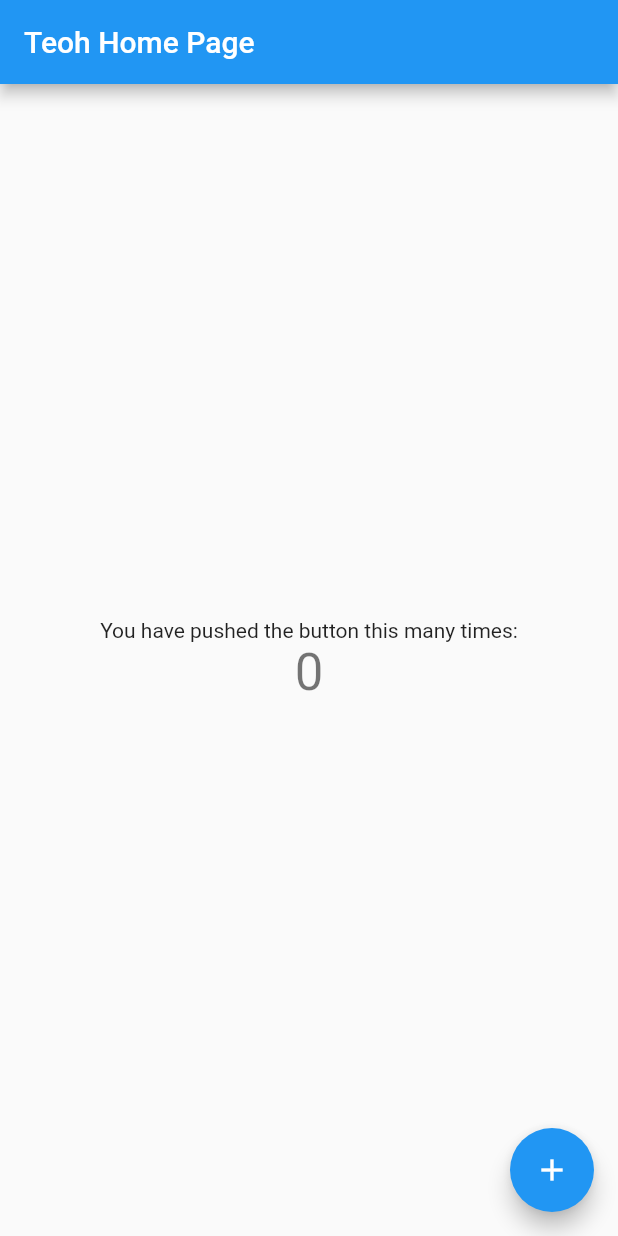
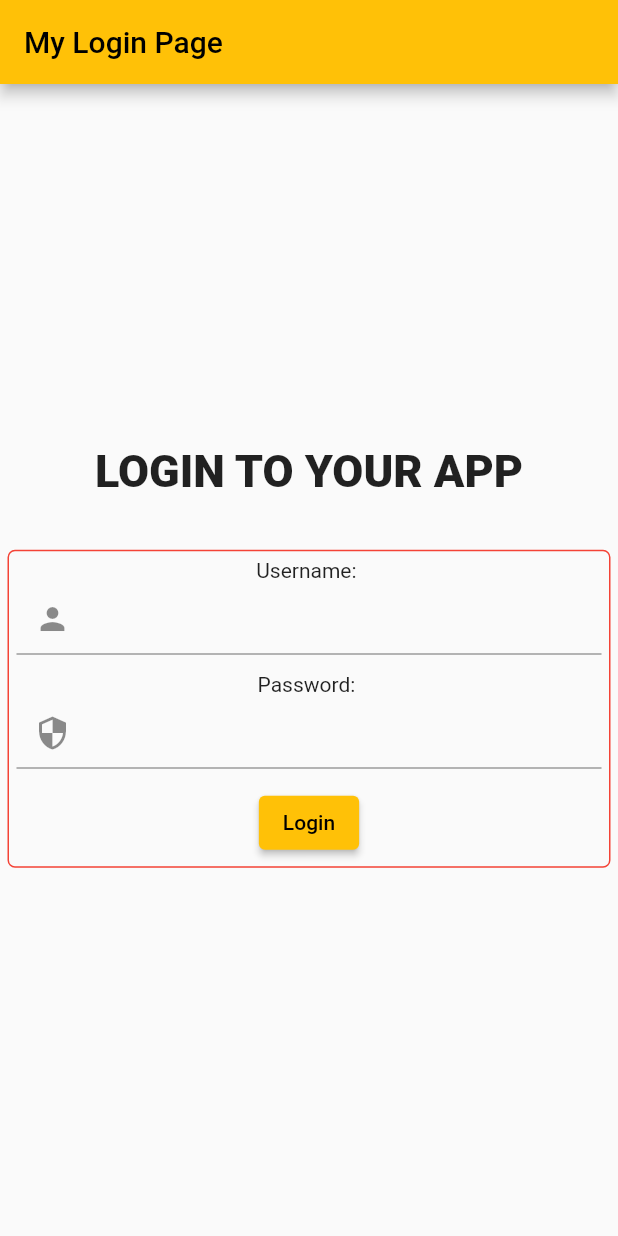
Before and after one commit to seechee6/LoginPage-Flutter, a Flutter app: the screen it shows after launch, on a phone screen of 412 x 824 dp. Run offline on Flutter 3.47's test engine with Material 2 defaults, Android fonts, the phone set to English and light mode, and no system bars; our stand-ins replace firebase_core; accounts and stored records are empty.

Commit message:
login to home

```diff
--- /dev/null
+++ b/lib/assignment.txt
@@ -0,0 +1,4 @@
+1. follow the code from this tutorial
+2. redecorate the login page by your own [you may take reference from any website]
+3. push to your github
+4. contact me after u have done [016-2049549] (by whatsapp/discord)
--- /dev/null
+++ b/lib/home.dart
@@ -0,0 +1,20 @@
+import 'package:flutter/material.dart';
+
+class Home extends StatelessWidget {
+  const Home({Key? key}) : super(key: key);
+
+  @override
+  Widget build(BuildContext context) {
+    return Scaffold(
+        appBar: AppBar(
+          title: const Text("My Home Page"),
+        ),
+        body: Container(
+          decoration: const BoxDecoration(color: Colors.amber),
+          child: const Center(
+            child: Text("Welcom to home page",
+                style: TextStyle(fontWeight: FontWeight.w900, fontSize: 30)),
+          ),
+        ));
+  }
+}
--- a/lib/main.dart
+++ b/lib/main.dart
@@ -1,5 +1,6 @@
 import 'package:flutter/material.dart';
 import 'package:firebase_core/firebase_core.dart';
+import 'package:flutter_application_first/home.dart';
 
 Future<void> main() async {
   WidgetsFlutterBinding.ensureInitialized();
@@ -8,111 +9,78 @@ Future<void> main() async {
 }
 
 class MyApp extends StatelessWidget {
-  const MyApp({super.key});
+  const MyApp({Key? key}) : super(key: key);
 
   // This widget is the root of your application.
   @override
   Widget build(BuildContext context) {
     return MaterialApp(
       title: 'Flutter Demo',
+      debugShowCheckedModeBanner: true,
       theme: ThemeData(
-        // This is the theme of your application.
-        //
-        // Try running your application with "flutter run". You'll see the
-        // application has a blue toolbar. Then, without quitting the app, try
-        // changing the primarySwatch below to Colors.green and then invoke
-        // "hot reload" (press "r" in the console where you ran "flutter run",
-        // or simply save your changes to "hot reload" in a Flutter IDE).
-        // Notice that the counter didn't reset back to zero; the application
-        // is not restarted.
-        primarySwatch: Colors.blue,
-      ),
-      home: const MyHomePage(title: 'Teoh Home Page'),
+        primarySwatch: Colors.amber),
+      home: const MyLoginPage(title: 'My Login Page',)
     );
   }
 }
 
-class MyHomePage extends StatefulWidget {
-  const MyHomePage({super.key, required this.title});
-
-  // This widget is the home page of your application. It is stateful, meaning
-  // that it has a State object (defined below) that contains fields that affect
-  // how it looks.
-
-  // This class is the configuration for the state. It holds the values (in this
-  // case the title) provided by the parent (in this case the App widget) and
-  // used by the build method of the State. Fields in a Widget subclass are
-  // always marked "final".
-
+class MyLoginPage extends StatefulWidget {
+  const MyLoginPage({Key? key, required this.title}) : super(key: key);
   final String title;
 
   @override
-  State<MyHomePage> createState() => _MyHomePageState();
+  State<MyLoginPage> createState() => _MyLoginPageState();
 }
 
-class _MyHomePageState extends State<MyHomePage> {
-  int _counter = 0;
-
-  void _incrementCounter() {
-    setState(() {
-      // This call to setState tells the Flutter framework that something has
-      // changed in this State, which causes it to rerun the build method below
-      // so that the display can reflect the updated values. If we changed
-      // _counter without calling setState(), then the build method would not be
-      // called again, and so nothing would appear to happen.
-      _counter++;
-    });
-  }
-
+class _MyLoginPageState extends State<MyLoginPage> {
   @override
   Widget build(BuildContext context) {
-    // This method is rerun every time setState is called, for instance as done
-    // by the _incrementCounter method above.
-    //
-    // The Flutter framework has been optimized to make rerunning build methods
-    // fast, so that you can just rebuild anything that needs updating rather
-    // than having to individually change instances of widgets.
     return Scaffold(
       appBar: AppBar(
-        // Here we take the value from the MyHomePage object that was created by
-        // the App.build method, and use it to set our appbar title.
         title: Text(widget.title),
       ),
-      body: Center(
-        // Center is a layout widget. It takes a single child and positions it
-        // in the middle of the parent.
-        child: Column(
-          // Column is also a layout widget. It takes a list of children and
-          // arranges them vertically. By default, it sizes itself to fit its
-          // children horizontally, and tries to be as tall as its parent.
-          //
-          // Invoke "debug painting" (press "p" in the console, choose the
-          // "Toggle Debug Paint" action from the Flutter Inspector in Android
-          // Studio, or the "Toggle Debug Paint" command in Visual Studio Code)
-          // to see the wireframe for each widget.
-          //
-          // Column has various properties to control how it sizes itself and
-          // how it positions its children. Here we use mainAxisAlignment to
-          // center the children vertically; the main axis here is the vertical
-          // axis because Columns are vertical (the cross axis would be
-          // horizontal).
-          mainAxisAlignment: MainAxisAlignment.center,
-          children: <Widget>[
-            const Text(
-              'You have pushed the button this many times:',
-            ),
-            Text(
-              '$_counter',
-              style: Theme.of(context).textTheme.headline4,
-            ),
-          ],
-        ),
+      body: Column(
+        mainAxisAlignment: MainAxisAlignment.center,
+        children: [
+          const Text('LOGIN TO YOUR APP',
+              style: TextStyle(fontWeight: FontWeight.w900, fontSize: 30)),
+          const SizedBox(height: 30),
+          Container(
+            margin: const EdgeInsets.all(5.0),//outer
+            padding: const EdgeInsets.all(5.0),//inner
+            decoration: BoxDecoration(
+                border: Border.all(color: Colors.red),
+                borderRadius: BorderRadius.circular(5.0)),
+            child:
+                Column(
+                  mainAxisAlignment: MainAxisAlignment.center,
+                  children: [
+
+              const Text('Username: '),
+              const TextField(
+                  decoration: InputDecoration(prefixIcon: Icon(Icons.person))),
+
+
+              const SizedBox(height: 12),
+              const Text('Password: '),
+              const TextField(
+                  obscureText: true,
+                  decoration:
+                      InputDecoration(prefixIcon: Icon(Icons.security))),
+              const SizedBox(height: 12),
+              ElevatedButton(
+                  onPressed: () {
+                    Navigator.push(
+                        context,
+                        MaterialPageRoute(
+                          builder: (context) => const Home(),
+                        ));
+                  },
+                  child: const Text('Login')),
+            ]),
+          ),
+        ],
       ),
-      floatingActionButton: FloatingActionButton(
-        onPressed: _incrementCounter,
-        tooltip: 'Increment',
-        child: const Icon(Icons.add),
-      ), // This trailing comma makes auto-formatting nicer for build methods.
     );
   }
 }
```
Also changed, not shown: 1 other file.
